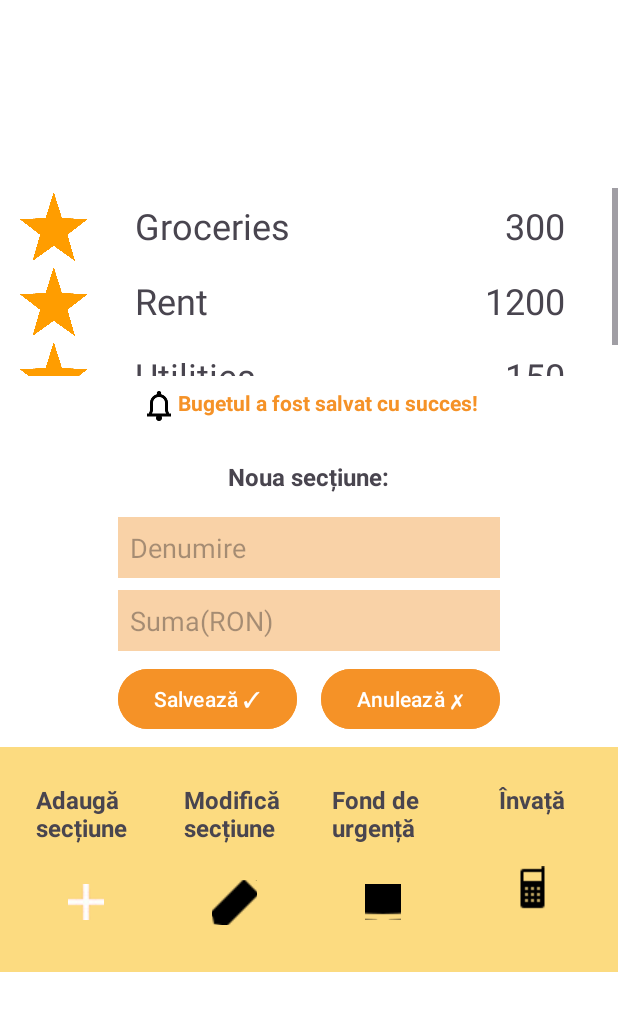
After one commit to ZuzaNinja/ECHIPA__13__PIU__2024, an Android app: the BudgetActivity screen opened directly, with no data from a screen before it, on a phone screen of 412 x 824 dp. The commit adds this screen. Shown: the top 1011 px of the screen. Run offline under Robolectric (Android 15) with nearby library versions, the phone set to English and light mode, and no system bars.

Commit message:
am facut partial prima pagina de la buget, fara functionalitate

```diff
--- a/ProiectFinalPIU/app/src/main/AndroidManifest.xml
+++ b/ProiectFinalPIU/app/src/main/AndroidManifest.xml
@@ -34,6 +34,9 @@
         <activity
             android:name=".EmptyActivity"
             android:exported="false" />
+        <activity
+            android:name=".BudgetActivity"
+            android:exported="false" />
 
     </application>
 
--- a/ProiectFinalPIU/app/src/main/java/com/example/proiectpiu_managementfinanciar/AuthenticationActivity.kt
+++ b/ProiectFinalPIU/app/src/main/java/com/example/proiectpiu_managementfinanciar/AuthenticationActivity.kt
@@ -69,7 +69,8 @@ class AuthenticationActivity : AppCompatActivity() {
                     afisareTemporaraMesaje(textViewSignInMessage, 3000)
 
                     handler.postDelayed({
-                        val intent = Intent(this, EmptyActivity::class.java)
+//                        val intent = Intent(this, EmptyActivity::class.java)
+                        val intent = Intent(this, BudgetActivity::class.java)
                         intent.putExtra("EXTRA_EMAIL", enteredEmail)
                         intent.putExtra("EXTRA_PASSWORD", enteredPassword)
                         startActivity(intent)
--- /dev/null
+++ b/ProiectFinalPIU/app/src/main/java/com/example/proiectpiu_managementfinanciar/BudgetActivity.kt
@@ -0,0 +1,31 @@
+package com.example.proiectpiu_managementfinanciar
+
+import android.os.Bundle
+import androidx.appcompat.app.AppCompatActivity
+import androidx.recyclerview.widget.LinearLayoutManager
+import androidx.recyclerview.widget.RecyclerView
+import com.example.proiectpiu_managementfinanciar.R
+import com.example.proiectpiu_managementfinanciar.adapters.BudgetListAdapter
+import com.example.proiectpiu_managementfinanciar.models.BudgetItem
+
+class BudgetActivity : AppCompatActivity() {
+    override fun onCreate(savedInstanceState: Bundle?) {
+        super.onCreate(savedInstanceState)
+        setContentView(R.layout.budget_add_section) // Your main layout file
+
+        // Initialize RecyclerView
+        val recyclerView: RecyclerView = findViewById(R.id.budgets_recycler)
+        recyclerView.layoutManager = LinearLayoutManager(this)
+
+        // Example data for the budget list
+        val budgetItems = listOf(
+            BudgetItem("Groceries", 300),
+            BudgetItem("Rent", 1200),
+            BudgetItem("Utilities", 150)
+        )
+
+        // Set adapter
+        val adapter = BudgetListAdapter(budgetItems)
+        recyclerView.adapter = adapter
+    }
+}
--- /dev/null
+++ b/ProiectFinalPIU/app/src/main/java/com/example/proiectpiu_managementfinanciar/adapters/BudgetListAdapter.kt
@@ -0,0 +1,33 @@
+package com.example.proiectpiu_managementfinanciar.adapters
+
+import android.view.LayoutInflater
+import android.view.View
+import android.view.ViewGroup
+import android.widget.TextView
+import androidx.recyclerview.widget.RecyclerView
+import com.example.proiectpiu_managementfinanciar.models.BudgetItem
+import com.example.proiectpiu_managementfinanciar.R
+
+class BudgetListAdapter(private val budgetList: List<BudgetItem>) :
+    RecyclerView.Adapter<BudgetListAdapter.BudgetViewHolder>() {
+
+    // ViewHolder to represent a single item view
+    class BudgetViewHolder(itemView: View) : RecyclerView.ViewHolder(itemView) {
+        val nameTextView: TextView = itemView.findViewById(R.id.budget_item_name)
+        val amountTextView: TextView = itemView.findViewById(R.id.budget_item_amount)
+    }
+
+    override fun onCreateViewHolder(parent: ViewGroup, viewType: Int): BudgetViewHolder {
+        val view = LayoutInflater.from(parent.context)
+            .inflate(R.layout.budget_list_item, parent, false)
+        return BudgetViewHolder(view)
+    }
+
+    override fun onBindViewHolder(holder: BudgetViewHolder, position: Int) {
+        val budgetItem = budgetList[position]
+        holder.nameTextView.text = budgetItem.name
+        holder.amountTextView.text = budgetItem.amount.toString()
+    }
+
+    override fun getItemCount(): Int = budgetList.size
+}
--- /dev/null
+++ b/ProiectFinalPIU/app/src/main/java/com/example/proiectpiu_managementfinanciar/models/BudgetItem.kt
@@ -0,0 +1,6 @@
+package com.example.proiectpiu_managementfinanciar.models
+
+data class BudgetItem(
+    val name: String,
+    val amount: Int
+)
--- /dev/null
+++ b/ProiectFinalPIU/app/src/main/res/layout/budget_add_section.xml
@@ -0,0 +1,301 @@
+<?xml version="1.0" encoding="utf-8"?>
+<androidx.constraintlayout.widget.ConstraintLayout
+    xmlns:android="http://schemas.android.com/apk/res/android"
+    xmlns:app="http://schemas.android.com/apk/res-auto"
+    xmlns:tools="http://schemas.android.com/tools"
+    android:id="@+id/budget_add_activity"
+    android:layout_width="match_parent"
+    android:layout_height="match_parent"
+    android:orientation="vertical"
+    android:padding="0dp"
+    android:background="@color/white"
+    tools:ignore="ExtraText">
+
+    <!-- Section 1: Scrollable List using RecyclerView -->
+    <androidx.recyclerview.widget.RecyclerView
+        android:id="@+id/budgets_recycler"
+        android:layout_width="match_parent"
+        android:layout_height="125dp"
+        android:layout_marginBottom="16dp"
+        app:layout_constraintEnd_toEndOf="parent"
+        app:layout_constraintStart_toStartOf="parent"
+        app:layout_constraintTop_toTopOf="parent"
+        android:layout_marginTop="125dp"
+        android:scrollbars="vertical"/>
+
+    <!-- Section 2: Success Message -->
+    <LinearLayout
+        android:id="@+id/succes_section"
+        android:layout_width="wrap_content"
+        android:layout_height="wrap_content"
+        android:orientation="horizontal"
+        android:padding="8dp"
+        app:layout_constraintEnd_toEndOf="parent"
+        app:layout_constraintStart_toStartOf="parent"
+        app:layout_constraintTop_toBottomOf="@id/budgets_recycler">
+
+        <ImageView
+            android:id="@+id/success_message_icon"
+            android:layout_width="24dp"
+            android:layout_height="24dp"
+            android:src="@drawable/bell" />
+
+        <TextView
+            android:id="@+id/success_message"
+            android:layout_width="wrap_content"
+            android:layout_height="wrap_content"
+            android:text="@string/buget_salvat_succes"
+            android:gravity="center"
+            android:textColor="@color/orange"
+            android:textStyle="bold"
+            android:visibility="visible" />
+    </LinearLayout>
+
+    <!-- Section 3: Warning Message -->
+    <LinearLayout
+        android:id="@+id/warning_section"
+        android:layout_width="wrap_content"
+        android:layout_height="wrap_content"
+        android:orientation="horizontal"
+        android:padding="8dp"
+        app:layout_constraintEnd_toEndOf="parent"
+        app:layout_constraintStart_toStartOf="parent"
+        app:layout_constraintTop_toBottomOf="@id/budgets_recycler">
+
+        <ImageView
+            android:id="@+id/warning_message_icon"
+            android:layout_width="24dp"
+            android:layout_height="24dp"
+            android:src="@drawable/important"
+            android:visibility="invisible"/>
+
+        <TextView
+            android:id="@+id/warning_message"
+            android:layout_width="wrap_content"
+            android:layout_height="wrap_content"
+            android:text="@string/completeaza_campuri"
+            android:gravity="center"
+            android:textColor="@color/orange"
+            android:textStyle="bold"
+            android:visibility="invisible" />
+    </LinearLayout>
+
+    <!-- Section 4: Add New Section -->
+    <LinearLayout
+        android:id="@+id/new_budget_section"
+        android:layout_width="wrap_content"
+        android:layout_height="wrap_content"
+        android:orientation="vertical"
+        android:padding="8dp"
+        app:layout_constraintEnd_toEndOf="parent"
+        app:layout_constraintStart_toStartOf="parent"
+        app:layout_constraintTop_toBottomOf="@id/succes_section" >
+
+        <!-- Section Title -->
+        <TextView
+            android:id="@+id/newSectionTitle"
+            android:layout_width="wrap_content"
+            android:layout_height="wrap_content"
+            android:text="@string/noua_sectiune"
+            android:drawablePadding="8dp"
+            android:textSize="16sp"
+            android:textStyle="bold"
+            android:padding="8dp"
+            android:layout_gravity="center" />
+
+        <!-- Inputs for Name and Amount -->
+        <EditText
+            android:id="@+id/sectionName"
+            android:layout_width="match_parent"
+            android:layout_height="wrap_content"
+            android:hint="@string/denumire"
+            android:layout_marginVertical="8dp"
+            android:padding="8dp"
+            android:background="@color/peach" />
+
+        <EditText
+            android:id="@+id/sectionAmount"
+            android:layout_width="match_parent"
+            android:layout_height="wrap_content"
+            android:hint="@string/suma"
+            android:layout_marginBottom="8dp"
+            android:padding="8dp"
+            android:background="@color/peach"
+            android:inputType="number" />
+
+        <!-- Save and Cancel Buttons -->
+        <LinearLayout
+            android:layout_width="wrap_content"
+            android:layout_height="wrap_content"
+            android:orientation="horizontal"
+            android:gravity="center"
+            android:padding="0dp">
+
+            <Button
+                android:id="@+id/save_button"
+                android:layout_width="wrap_content"
+                android:layout_height="wrap_content"
+                android:text="@string/salveaza"
+                android:layout_marginEnd="16dp"
+                android:textColor="@color/white"
+                android:backgroundTint="@color/orange"/>
+
+            <Button
+                android:id="@+id/cancel_button"
+                android:layout_width="wrap_content"
+                android:layout_height="wrap_content"
+                android:text="@string/anuleaza"
+                android:textColor="@color/white"
+                android:backgroundTint="@color/orange"/>
+        </LinearLayout>
+    </LinearLayout>
+
+    <!-- Section 5: Footer Navigation -->
+    <LinearLayout
+        android:id="@+id/footer_menu"
+        android:layout_width="match_parent"
+        android:layout_height="150dp"
+        android:orientation="horizontal"
+        android:padding="8dp"
+        android:background="@color/light_orange"
+        app:layout_constraintEnd_toEndOf="parent"
+        app:layout_constraintStart_toStartOf="parent"
+        app:layout_constraintTop_toBottomOf="@id/new_budget_section"
+        android:weightSum="4">
+
+        <androidx.constraintlayout.widget.ConstraintLayout
+            android:layout_width="0dp"
+            android:layout_height="match_parent"
+            android:orientation="vertical"
+            android:padding="8dp"
+            android:layout_weight="1">
+
+            <TextView
+                android:id="@+id/add_section"
+                android:layout_width="wrap_content"
+                android:layout_height="wrap_content"
+                android:text="@string/add_section"
+                android:drawablePadding="8dp"
+                android:textSize="16sp"
+                android:textStyle="bold"
+                android:padding="8dp"
+                app:layout_constraintEnd_toEndOf="parent"
+                app:layout_constraintStart_toStartOf="parent"
+                app:layout_constraintTop_toTopOf="parent"
+                android:layout_gravity="center" />
+
+            <ImageButton
+                android:id="@+id/add_section_button"
+                android:layout_width="24dp"
+                android:layout_height="24dp"
+                android:background="@null"
+                android:src="@drawable/add"
+                app:layout_constraintBottom_toBottomOf="parent"
+                app:layout_constraintEnd_toEndOf="parent"
+                app:layout_constraintStart_toStartOf="parent"
+                app:layout_constraintTop_toBottomOf="@id/add_section"
+                tools:ignore="SpeakableTextPresentCheck" />
+        </androidx.constraintlayout.widget.ConstraintLayout>
+
+        <androidx.constraintlayout.widget.ConstraintLayout
+            android:layout_width="0dp"
+            android:layout_height="match_parent"
+            android:orientation="vertical"
+            android:padding="8dp"
+            android:layout_weight="1">
+
+            <TextView
+                android:id="@+id/modify_section"
+                android:layout_width="wrap_content"
+                android:layout_height="wrap_content"
+                android:text="@string/modify_section"
+                android:drawablePadding="8dp"
+                android:textSize="16sp"
+                android:textStyle="bold"
+                android:padding="8dp"
+                android:layout_gravity="center"
+                app:layout_constraintEnd_toEndOf="parent"
+                app:layout_constraintStart_toStartOf="parent"
+                app:layout_constraintTop_toTopOf="parent"/>
+
+            <ImageButton
+                android:id="@+id/modify_section_button"
+                android:layout_width="30dp"
+                android:layout_height="30dp"
+                android:background="@null"
+                android:src="@drawable/pencil"
+                app:layout_constraintBottom_toBottomOf="parent"
+                app:layout_constraintEnd_toEndOf="parent"
+                app:layout_constraintStart_toStartOf="parent"
+                app:layout_constraintTop_toBottomOf="@id/modify_section"
+                tools:ignore="SpeakableTextPresentCheck" />
+        </androidx.constraintlayout.widget.ConstraintLayout>
+
+        <androidx.constraintlayout.widget.ConstraintLayout
+            android:layout_width="0dp"
+            android:layout_height="match_parent"
+            android:orientation="vertical"
+            android:padding="8dp"
+            android:layout_weight="1">
+
+            <TextView
+                android:id="@+id/emergency_fund"
+                android:layout_width="wrap_content"
+                android:layout_height="wrap_content"
+                android:text="@string/fond_urgenta"
+                android:drawablePadding="8dp"
+                android:textSize="16sp"
+                android:textStyle="bold"
+                android:padding="8dp"
+                android:layout_gravity="center"
+                app:layout_constraintEnd_toEndOf="parent"
+                app:layout_constraintStart_toStartOf="parent"
+                app:layout_constraintTop_toTopOf="parent"/>
+
+            <ImageButton
+                android:id="@+id/emergency_fund_button"
+                android:layout_width="24dp"
+                android:layout_height="24dp"
+                android:src="@drawable/bag"
+                android:background="@null"
+                app:layout_constraintEnd_toEndOf="parent"
+                app:layout_constraintStart_toStartOf="parent"
+                app:layout_constraintBottom_toBottomOf="parent"
+                app:layout_constraintTop_toBottomOf="@id/emergency_fund"/>
+        </androidx.constraintlayout.widget.ConstraintLayout>
+
+        <androidx.constraintlayout.widget.ConstraintLayout
+            android:layout_width="0dp"
+            android:layout_height="match_parent"
+            android:orientation="vertical"
+            android:padding="8dp"
+            android:layout_weight="1">
+
+            <TextView
+                android:id="@+id/learn_section"
+                android:layout_width="wrap_content"
+                android:layout_height="wrap_content"
+                android:text="@string/invata"
+                android:drawablePadding="8dp"
+                android:textSize="16sp"
+                android:textStyle="bold"
+                android:padding="8dp"
+                android:layout_gravity="center"
+                app:layout_constraintEnd_toEndOf="parent"
+                app:layout_constraintStart_toStartOf="parent"
+                app:layout_constraintTop_toTopOf="parent"/>
+
+            <ImageButton
+                android:id="@+id/learn_section_button"
+                android:layout_width="48dp"
+                android:layout_height="48dp"
+                android:background="@null"
+                android:src="@drawable/phone"
+                app:layout_constraintBottom_toBottomOf="parent"
+                app:layout_constraintEnd_toEndOf="parent"
+                app:layout_constraintStart_toStartOf="parent"
+                app:layout_constraintTop_toBottomOf="@id/learn_section"
+                tools:ignore="SpeakableTextPresentCheck" />
+        </androidx.constraintlayout.widget.ConstraintLayout>
+    </LinearLayout>
+</androidx.constraintlayout.widget.ConstraintLayout>
--- /dev/null
+++ b/ProiectFinalPIU/app/src/main/res/layout/budget_list_item.xml
@@ -0,0 +1,47 @@
+<?xml version="1.0" encoding="utf-8"?>
+<androidx.constraintlayout.widget.ConstraintLayout xmlns:android="http://schemas.android.com/apk/res/android"
+    xmlns:tools="http://schemas.android.com/tools"
+    android:id="@+id/list_item"
+    android:layout_width="match_parent"
+    android:layout_height="wrap_content"
+    app:layout_constraintEnd_toEndOf="parent"
+    app:layout_constraintStart_toStartOf="parent"
+    android:orientation="horizontal"
+    android:paddingLeft="10dp"
+    android:paddingRight="10dp"
+    xmlns:app="http://schemas.android.com/apk/res-auto">
+
+    <ImageView
+        android:id="@+id/star"
+        android:layout_width="50dp"
+        android:layout_height="50dp"
+        android:contentDescription="orange star"
+        android:src="@drawable/orange_star"
+        app:layout_constraintStart_toStartOf="parent"
+        tools:ignore="HardcodedText,MissingConstraints" />
+
+    <TextView
+        android:id="@+id/budget_item_name"
+        android:layout_width="wrap_content"
+        android:layout_height="wrap_content"
+        android:textSize="24sp"
+        app:layout_constraintStart_toEndOf="@id/star"
+        app:layout_constraintTop_toTopOf="parent"
+        app:layout_constraintBottom_toBottomOf="parent"
+        android:layout_marginStart="30dp"
+        android:text="@string/facturi"
+        tools:ignore="HardcodedText" />
+
+    <TextView
+        android:id="@+id/budget_item_amount"
+        android:layout_width="wrap_content"
+        android:layout_height="wrap_content"
+        android:textSize="24sp"
+        app:layout_constraintEnd_toEndOf="parent"
+        app:layout_constraintTop_toTopOf="parent"
+        app:layout_constraintBottom_toBottomOf="parent"
+        android:layout_marginStart="150dp"
+        android:text="300"
+        tools:ignore="HardcodedText"
+        android:layout_marginEnd="25dp"/>
+</androidx.constraintlayout.widget.ConstraintLayout>
--- a/ProiectFinalPIU/app/src/main/res/values/colors.xml
+++ b/ProiectFinalPIU/app/src/main/res/values/colors.xml
@@ -4,9 +4,10 @@
     <color name="white">#FFFFFFFF</color>
     <color name="white1">#F4E3E3</color>
     <color name="orange">#F59227</color>
+    <color name="light_orange">#FCDB80</color>
+    <color name="peach">#F9D2A7</color>
     <color name="crem">#F5CDA9</color>
     <color name="blue">#0089C8</color>
     <color name="red">#F40000</color>
     <color name="green">#1CCF23</color>
-
 </resources>
--- a/ProiectFinalPIU/app/src/main/res/values/strings.xml
+++ b/ProiectFinalPIU/app/src/main/res/values/strings.xml
@@ -58,4 +58,24 @@
     <string name="verify_all">Toate câmpurile trebuie completate!</string>
     <string name="loginFail">Autentificare fără succes. Email sau parolă incorecte!</string>
     <string name="loginSucces">"Autentificare cu succes!"</string>
+
+    <!--  Text pentru bugete  -->
+    <string name="facturi">Facturi</string>
+    <string name="alimente">Alimente</string>
+    <string name="buget_salvat_succes">Bugetul a fost salvat cu succes!</string>
+    <string name="noua_sectiune">Noua secțiune:</string>
+    <string name="denumire">Denumire</string>
+    <string name="suma">Suma(RON)</string>
+    <string name="salveaza">Salvează ✓</string>
+    <string name="anuleaza">Anulează ✗</string>
+    <string name="add_section">Adaugă secțiune</string>
+    <string name="modify_section">Modifică secțiune</string>
+    <string name="fond_urgenta">Fond de urgență</string>
+    <string name="invata">Învață </string>
+    <string name="completeaza_campuri">Completeaza toate câmpurile!</string>
+    <string name="rate">Rate</string>
+    <string name="selecteaza_categorie">Selecteaza o categorie</string>
+    <string name="modifica">Modifică</string>
+    <string name="noua_valoare_suma">Adaugă noua valoare a sumei!</string>
+    <string name="sectiune_modificata">Secțiunea a fost modificată!</string>
 </resources>
```
Also changed, not shown: ProiectFinalPIU/app/src/main/res/drawable/add.png (added), ProiectFinalPIU/app/src/main/res/drawable/bag.png (added), ProiectFinalPIU/app/src/main/res/drawable/bell.png (added), ProiectFinalPIU/app/src/main/res/drawable/important.png (added), ProiectFinalPIU/app/src/main/res/drawable/orange_star.png (added), ProiectFinalPIU/app/src/main/res/drawable/pencil.png (added), 1 other file.
